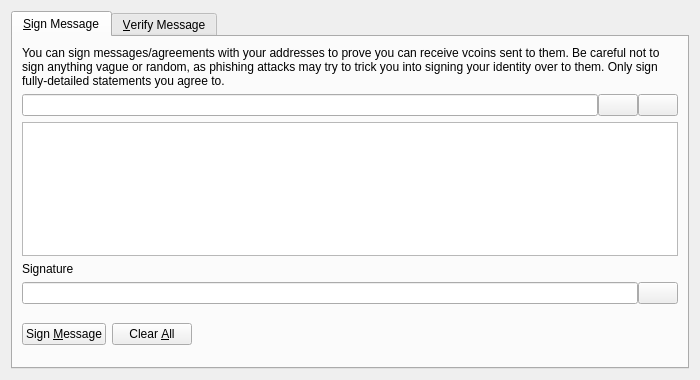
gjhiggins/vcoincore, file src/qt/forms/signverifymessagedialog.ui: the form before one commit.
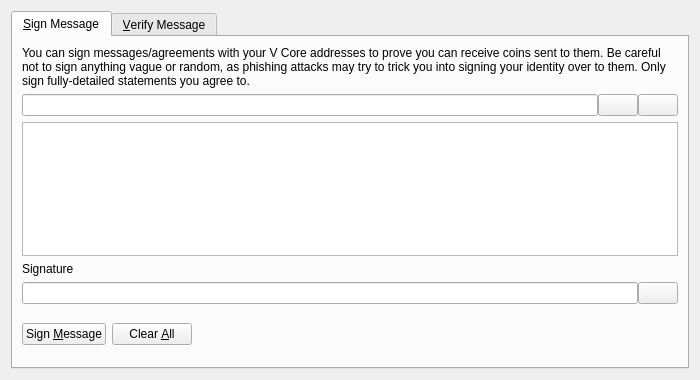
The form after the commit. Icons and pictures are not drawn. Custom widgets are drawn as their Qt base class.

```diff
--- a/src/qt/forms/signverifymessagedialog.ui
+++ b/src/qt/forms/signverifymessagedialog.ui
@@ -30,7 +30,7 @@
        <item>
         <widget class="QLabel" name="infoLabel_SM">
          <property name="text">
-          <string>You can sign messages/agreements with your addresses to prove you can receive vcoins sent to them. Be careful not to sign anything vague or random, as phishing attacks may try to trick you into signing your identity over to them. Only sign fully-detailed statements you agree to.</string>
+          <string>You can sign messages/agreements with your V Core addresses to prove you can receive coins sent to them. Be careful not to sign anything vague or random, as phishing attacks may try to trick you into signing your identity over to them. Only sign fully-detailed statements you agree to.</string>
          </property>
          <property name="textFormat">
           <enum>Qt::PlainText</enum>
```
Left out of the diff: 6 changed lines with no effect on the pictures.
